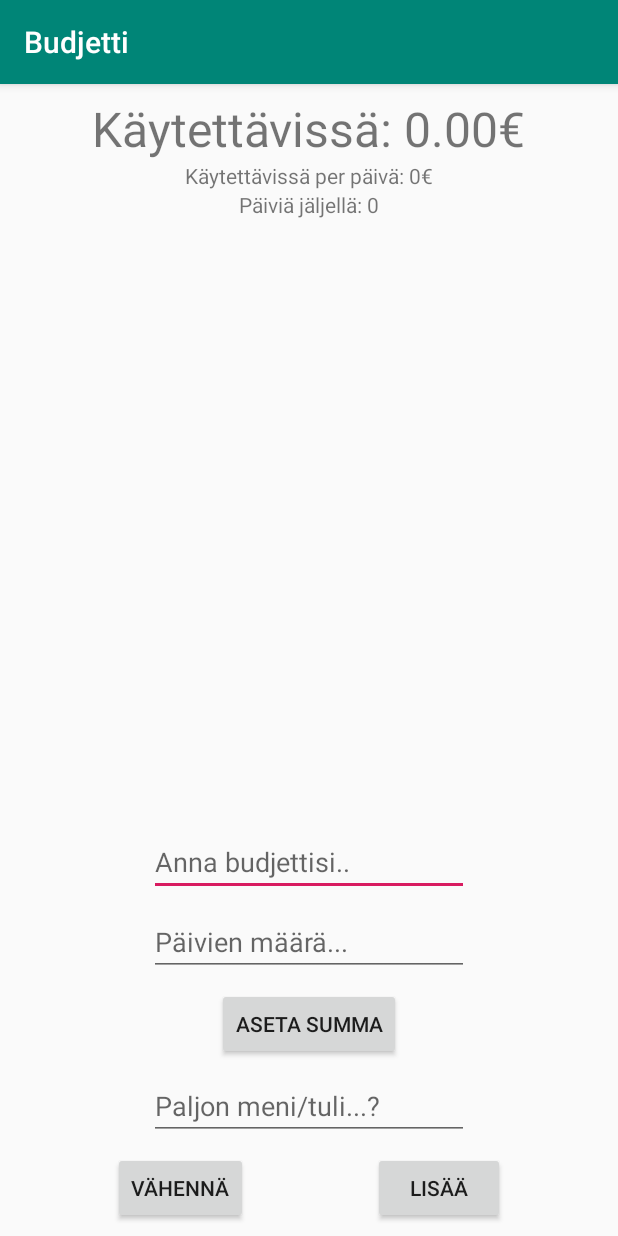
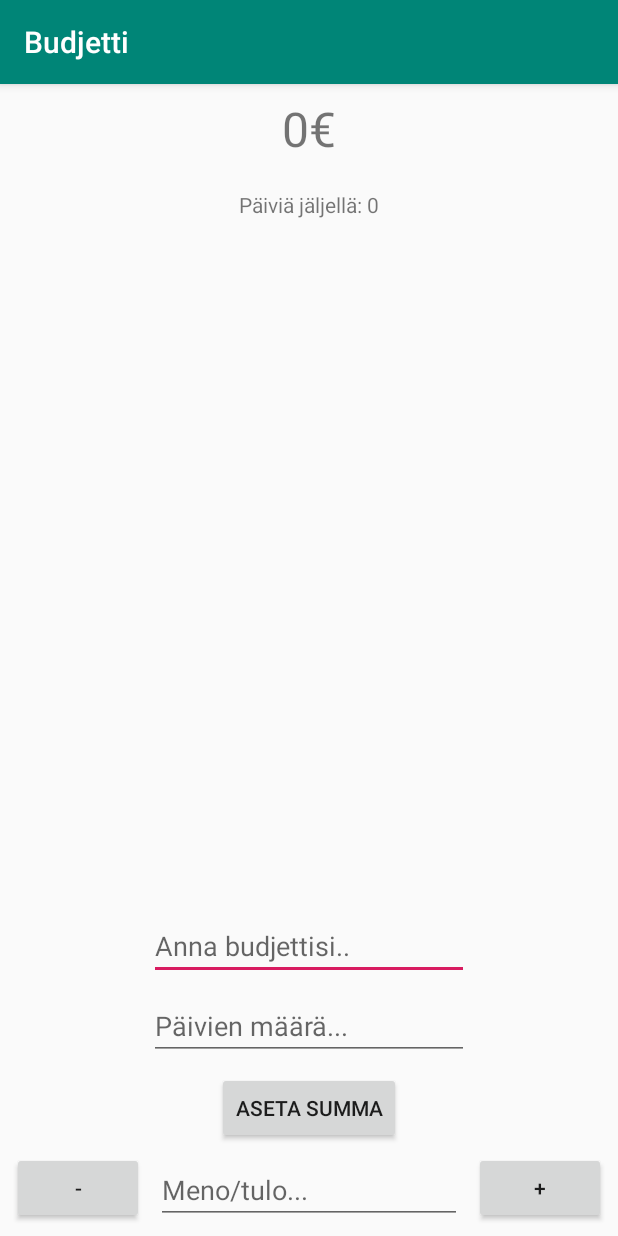
Before and after one commit to JukH/BudjettiApp, an Android app: the screen it shows after launch (MainActivity), on a phone screen of 412 x 824 dp. Run offline under Robolectric (Android 15) with nearby library versions, the phone set to English and light mode, and no system bars.

```diff
--- a/app/src/main/res/layout/activity_main.xml
+++ b/app/src/main/res/layout/activity_main.xml
@@ -81,41 +81,37 @@
 
     <EditText
         android:id="@+id/vahennettavaSumma"
-        android:layout_width="wrap_content"
+        android:layout_width="0dp"
         android:layout_height="wrap_content"
         android:layout_marginStart="8dp"
         android:layout_marginEnd="8dp"
         android:layout_marginBottom="8dp"
         android:ems="10"
-        android:hint="Paljon meni/tuli...?"
+        android:hint="Meno/tulo..."
         android:inputType="numberDecimal"
-        app:layout_constraintBottom_toTopOf="@+id/vahennysNappi"
-        app:layout_constraintEnd_toEndOf="parent"
-        app:layout_constraintStart_toStartOf="parent" />
+        app:layout_constraintBottom_toBottomOf="parent"
+        app:layout_constraintEnd_toStartOf="@+id/lisaysNappi"
+        app:layout_constraintStart_toEndOf="@+id/vahennysNappi" />
 
     <Button
         android:id="@+id/vahennysNappi"
         android:layout_width="wrap_content"
         android:layout_height="wrap_content"
         android:layout_marginStart="8dp"
-        android:layout_marginEnd="8dp"
         android:layout_marginBottom="8dp"
-        android:text="Vähennä"
+        android:text="-"
         app:layout_constraintBottom_toBottomOf="parent"
-        app:layout_constraintEnd_toStartOf="@+id/lisaysNappi"
         app:layout_constraintStart_toStartOf="parent" />
 
     <Button
         android:id="@+id/lisaysNappi"
         android:layout_width="wrap_content"
         android:layout_height="wrap_content"
-        android:layout_marginStart="8dp"
         android:layout_marginEnd="8dp"
         android:layout_marginBottom="8dp"
         android:layout_weight="1"
-        android:text="Lisää"
+        android:text="+"
         app:layout_constraintBottom_toBottomOf="parent"
-        app:layout_constraintEnd_toEndOf="parent"
-        app:layout_constraintStart_toEndOf="@+id/vahennysNappi" />
+        app:layout_constraintEnd_toEndOf="parent" />
 
 </android.support.constraint.ConstraintLayout>
--- a/app/src/main/res/values/strings.xml
+++ b/app/src/main/res/values/strings.xml
@@ -1,3 +1,6 @@
 <resources>
     <string name="app_name">Budjetti</string>
+    <string name="appwidget_text">Käytettävissä: </string>
+    <string name="add_widget">Add widget</string>
+    <string name="lisää_vähennä_widgetnappi">Lisää/vähennä</string>
 </resources>
```
Also changed, not shown: app/src/main/AndroidManifest.xml (+10 -0 lines), app/src/main/java/com/example/budjettiapp/BudjettiWidget.java (added, +58 -0 lines), app/src/main/java/com/example/budjettiapp/MainActivity.java (+56 -6 lines), app/src/main/res/layout/budjetti_widget.xml (added, +42 -0 lines), app/src/main/res/values-v14/dimens.xml (added, +10 -0 lines), app/src/main/res/values/dimens.xml (added, +10 -0 lines), app/src/main/res/xml/budjetti_widget_info.xml (added, +10 -0 lines), app/src/main/res/drawable-nodpi/example_appwidget_preview.png (added).
